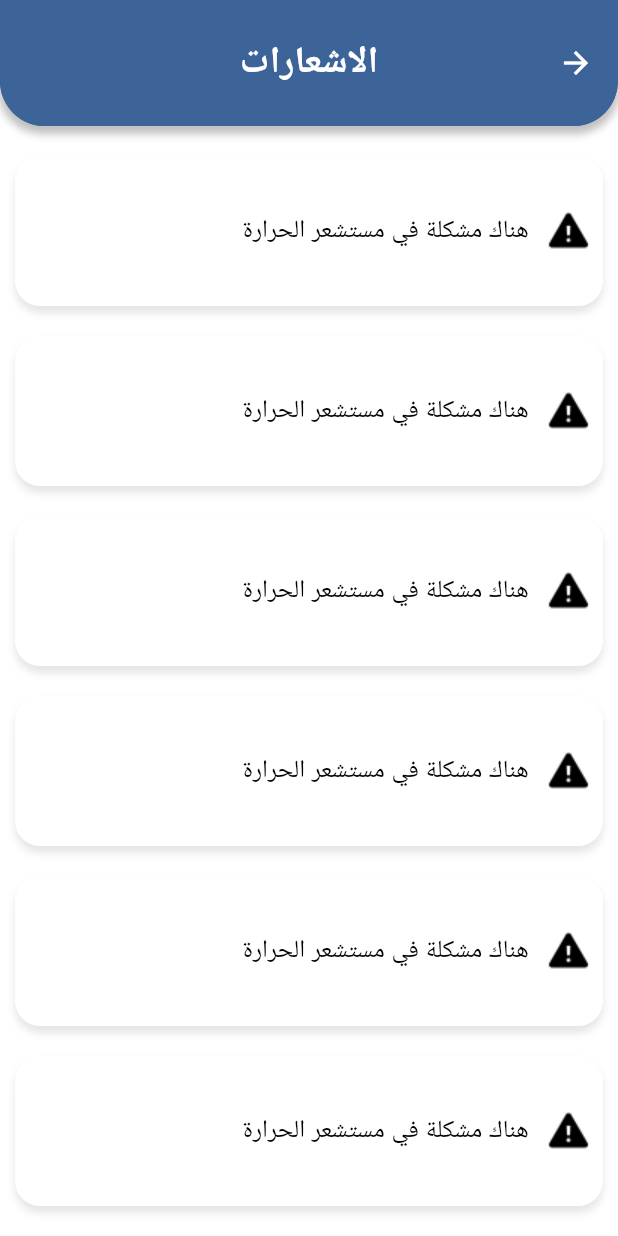
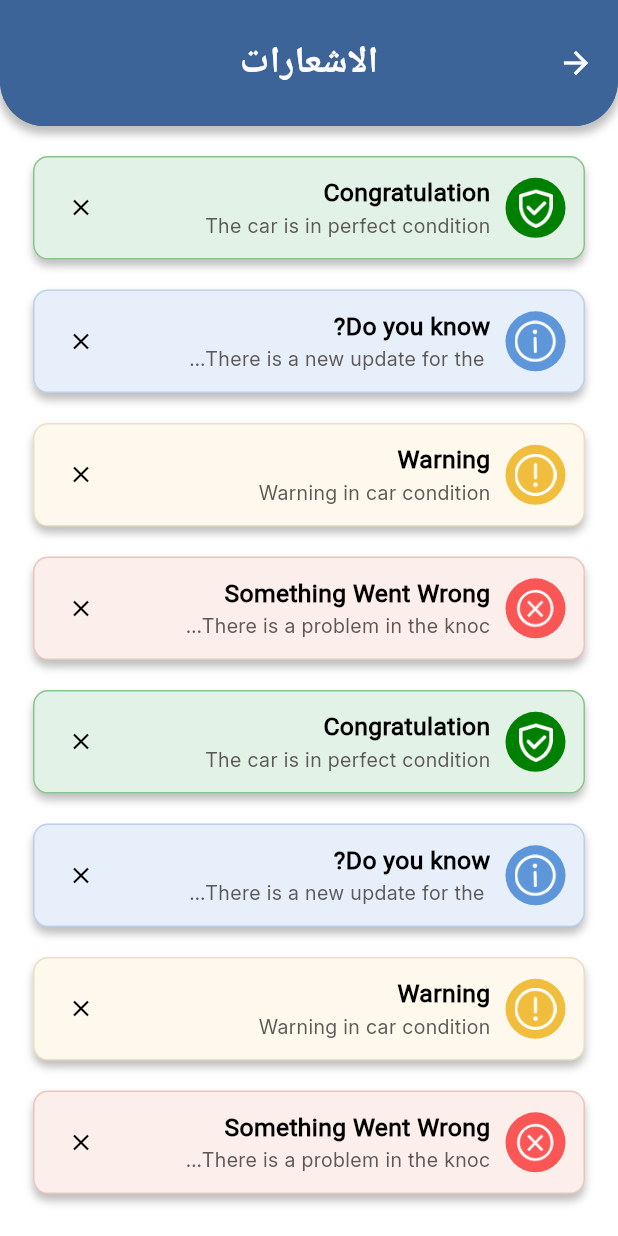
Before and after one commit to GraduationTeam12/Owner_Application, a Flutter app: the NotificationScreen screen opened directly, on a phone screen of 412 x 824 dp. Run offline on Flutter 3.47's test engine with Material 3 defaults, Android fonts, the phone set to English and light mode, and no system bars; our stand-ins replace dartz, device_preview, dio, easy_localization, expandable_page_view, firebase_core and 14 more; accounts and stored records are empty.

Commit message:
add new notification cards

```diff
--- /dev/null
+++ b/lib/core/data/model/notification_model.dart
@@ -0,0 +1,19 @@
+import 'package:flutter/material.dart';
+
+class NotificationModel {
+  final String title;
+  final String subject;
+  final String pathIconImage;
+  final Color backgroundCard;
+  final Color borderColor;
+  final Color backgroundIcon;
+
+  NotificationModel({
+    required this.title,
+    required this.subject,
+    required this.pathIconImage,
+    required this.backgroundCard,
+    required this.borderColor,
+    required this.backgroundIcon,
+  });
+}
--- /dev/null
+++ b/lib/core/data/repo/notification_repo.dart
@@ -0,0 +1,79 @@
+import 'package:flutter/material.dart';
+import '../model/notification_model.dart';
+
+class NotificationRepo {
+  static final List<NotificationModel> _notifications = [
+    NotificationModel(
+      title: 'Congratulation',
+      subject: "The car is in perfect condition",
+      pathIconImage: "assets/images/auth_images/notification_congr.png",
+      backgroundCard: Color.fromRGBO(227, 242, 231, 1),
+      borderColor: Color.fromRGBO(0, 128, 0, 0.4),
+      backgroundIcon: Color.fromRGBO(0, 128, 0, 1),
+    ),
+    NotificationModel(
+      title: 'Do you know?',
+      subject: "There is a new update for the App",
+      pathIconImage: "assets/images/auth_images/notification_know.png",
+      backgroundCard: Color.fromRGBO(231, 239, 250, 1),
+      borderColor: Color.fromRGBO(190, 208, 232, 1),
+      backgroundIcon: Color.fromRGBO(93, 150, 217, 1),
+    ),
+    NotificationModel(
+      title: 'Warning',
+      subject: "Warning in car condition",
+      pathIconImage: "assets/images/auth_images/notification_warning.png",
+      backgroundCard: Color.fromRGBO(255, 249, 237, 1),
+      borderColor: Color.fromRGBO(236, 222, 195, 1),
+      backgroundIcon: Color.fromRGBO(240, 189, 61, 1),
+    ),
+    NotificationModel(
+      title: 'Something Went Wrong',
+      subject: "There is a problem in the knock sensor",
+      pathIconImage: "assets/images/auth_images/notification_error.png",
+      backgroundCard: Color.fromRGBO(252, 238, 235, 1),
+      borderColor: Color.fromRGBO(233, 199, 190, 1),
+      backgroundIcon: Color.fromRGBO(249, 86, 85, 1),
+    ),
+    NotificationModel(
+      title: 'Congratulation',
+      subject: "The car is in perfect condition",
+      pathIconImage: "assets/images/auth_images/notification_congr.png",
+      backgroundCard: Color.fromRGBO(227, 242, 231, 1),
+      borderColor: Color.fromRGBO(0, 128, 0, 0.4),
+      backgroundIcon: Color.fromRGBO(0, 128, 0, 1),
+    ),
+    NotificationModel(
+      title: 'Do you know?',
+      subject: "There is a new update for the App",
+      pathIconImage: "assets/images/auth_images/notification_know.png",
+      backgroundCard: Color.fromRGBO(231, 239, 250, 1),
+      borderColor: Color.fromRGBO(190, 208, 232, 1),
+      backgroundIcon: Color.fromRGBO(93, 150, 217, 1),
+    ),
+    NotificationModel(
+      title: 'Warning',
+      subject: "Warning in car condition",
+      pathIconImage: "assets/images/auth_images/notification_warning.png",
+      backgroundCard: Color.fromRGBO(255, 249, 237, 1),
+      borderColor: Color.fromRGBO(236, 222, 195, 1),
+      backgroundIcon: Color.fromRGBO(240, 189, 61, 1),
+    ),
+    NotificationModel(
+      title: 'Something Went Wrong',
+      subject: "There is a problem in the knock sensor",
+      pathIconImage: "assets/images/auth_images/notification_error.png",
+      backgroundCard: Color.fromRGBO(252, 238, 235, 1),
+      borderColor: Color.fromRGBO(233, 199, 190, 1),
+      backgroundIcon: Color.fromRGBO(249, 86, 85, 1),
+    ),
+  ];
+
+  static List<NotificationModel> getNotifications() => List.from(_notifications);
+
+  static void removeNotification(int index) {
+    if (index >= 0 && index < _notifications.length) {
+      _notifications.removeAt(index);
+    }
+  }
+}
--- a/lib/presentation/screens/owner_screens/notification_screen.dart
+++ b/lib/presentation/screens/owner_screens/notification_screen.dart
@@ -5,8 +5,10 @@ import 'package:flutter/material.dart';
 import 'package:flutter_bloc/flutter_bloc.dart';
 import 'package:user_app/constants/app_style.dart';
 import 'package:user_app/constants/colors.dart';
+import 'package:user_app/core/data/repo/notification_repo.dart';
 import 'package:user_app/core/logic/theme_cubit/theme_cubit.dart';
 import 'package:user_app/generated/locale_keys.g.dart';
+import 'package:user_app/presentation/widgets/notification_card.dart';
 
 class NotificationScreen extends StatefulWidget {
   const NotificationScreen({super.key});
@@ -16,11 +18,14 @@ class NotificationScreen extends StatefulWidget {
 }
 
 class _NotificationScreenState extends State<NotificationScreen> {
+  List notifications = NotificationRepo.getNotifications();
+
   @override
   Widget build(BuildContext context) {
     return Scaffold(
       backgroundColor: BlocProvider.of<ThemeCubit>(context).isDark
-                      ? Color(0xFF1E1E1E) : Colors.white,
+          ? Color(0xFF1E1E1E)
+          : Colors.white,
       appBar: AppBar(
         shape: RoundedRectangleBorder(
           borderRadius: BorderRadius.only(
@@ -30,13 +35,14 @@ class _NotificationScreenState extends State<NotificationScreen> {
         flexibleSpace: Container(
           decoration: BoxDecoration(
             color: BlocProvider.of<ThemeCubit>(context).isDark
-                      ? Color(0xFF263238) : MyColors.premiumColor,
+                ? Color(0xFF263238)
+                : MyColors.premiumColor,
             borderRadius: BorderRadius.only(
               bottomLeft: Radius.circular(30),
               bottomRight: Radius.circular(30),
             ),
             boxShadow: [
-            BoxShadow(
+              BoxShadow(
                 color: Colors.black.withOpacity(0.25),
                 spreadRadius: 1,
                 blurRadius: 4,
@@ -48,7 +54,8 @@ class _NotificationScreenState extends State<NotificationScreen> {
         elevation: 0,
         scrolledUnderElevation: 0,
         backgroundColor: BlocProvider.of<ThemeCubit>(context).isDark
-                      ? Color(0xFF263238) : MyColors.premiumColor,
+            ? Color(0xFF263238)
+            : MyColors.premiumColor,
         toolbarHeight: MediaQuery.sizeOf(context).height / 9.8,
         leading: InkWell(
           onTap: () {
@@ -74,52 +81,69 @@ class _NotificationScreenState extends State<NotificationScreen> {
               child: ListView.builder(
                   shrinkWrap: true,
                   physics: NeverScrollableScrollPhysics(),
-                  itemCount: 10,
+                  itemCount: notifications.length,
                   itemBuilder: (context, index) {
-                    return InkWell(
-                      onTap: () {},
-                      child: Container(
-                        margin: EdgeInsets.symmetric(vertical: 10),
-                        height:
-                            MediaQuery.sizeOf(context).width > 600 ? 200 : 100,
-                        decoration: ShapeDecoration(
-                            shadows: [
-                              BoxShadow(
-                                color: Colors.black.withOpacity(0.1),
-                                spreadRadius: 0,
-                                blurRadius: 4,
-                                offset: const Offset(0, 4),
-                              )
-                            ],
-                            color: BlocProvider.of<ThemeCubit>(context).isDark
-                      ? Color(0xFF263238) : Colors.white,
-                            shape: RoundedRectangleBorder(
-                                borderRadius: BorderRadius.circular(17))),
-                        child: Padding(
-                          padding: const EdgeInsets.symmetric(horizontal: 8),
-                          child: Row(
-                            children: [
-                              Image.asset(
-                                  'assets/images/auth_images/Error.png'),
-                              SizedBox(
-                                width: 7,
-                              ),
-                              Expanded(
-                                child: Text(
-                                  LocaleKeys.NotificationsPage_title.tr(),
-                                  style:
-                                      AppStyle.styleRegular20(context).copyWith(
-                                    color: BlocProvider.of<ThemeCubit>(context).isDark
-                      ? Colors.white : Colors.black,
-                                  ),
-                                  maxLines: null,
-                                ),
-                              )
-                            ],
-                          ),
-                        ),
-                      ),
-                    );
+                    return  NotificationCard(
+                            title: notifications[index].title,
+                            subject: notifications[index].subject,
+                            pathIconImage:notifications[index].pathIconImage,
+                            backgroundCard:notifications[index].backgroundCard,
+                            borderColor: notifications[index].borderColor,
+                            backgroundIcon: notifications[index].backgroundIcon,
+                            onClose: () {
+                              setState(() {
+                                    NotificationRepo.removeNotification(index);
+                                    notifications = NotificationRepo.getNotifications();
+                                    });
+                            },
+                            onClick: () {  },
+                            );
+                    // InkWell(
+                    //     onTap: () {},
+                    //     child:
+                    //  Container(
+                    //   margin: EdgeInsets.symmetric(vertical: 10),
+                    //   height:
+                    //       MediaQuery.sizeOf(context).width > 600 ? 200 : 100,
+                    //   decoration: ShapeDecoration(
+                    //       shadows: [
+                    //         BoxShadow(
+                    //           color: Colors.black.withOpacity(0.1),
+                    //           spreadRadius: 0,
+                    //           blurRadius: 4,
+                    //           offset: const Offset(0, 4),
+                    //         )
+                    //       ],
+                    //       color: BlocProvider.of<ThemeCubit>(context).isDark
+                    // ? Color(0xFF263238) : Colors.white,
+                    //       shape: RoundedRectangleBorder(
+                    //           borderRadius: BorderRadius.circular(17))),
+                    //   child: Padding(
+                    //     padding: const EdgeInsets.symmetric(horizontal: 8),
+                    //     child: Row(
+                    //       children: [
+                    //         Image.asset(
+                    //             'assets/images/auth_images/Error.png'),
+                    //         SizedBox(
+                    //           width: 7,
+                    //         ),
+                    //         Expanded(
+                    //           child: Text(
+                    //             LocaleKeys.NotificationsPage_title.tr(),
+                    //             style:
+                    //                 AppStyle.styleRegular20(context).copyWith(
+                    //               color: BlocProvider.of<ThemeCubit>(context).isDark
+                    // ? Colors.white : Colors.black,
+                    //             ),
+                    //             maxLines: null,
+                    //           ),
+                    //         )
+                    //       ],
+                    //     ),
+                    //   ),
+                    // ),
+
+                    // );
                   }),
             )
           ],
--- /dev/null
+++ b/lib/presentation/widgets/notification_card.dart
@@ -0,0 +1,82 @@
+import 'package:flutter/material.dart';
+import 'package:user_app/constants/app_style.dart';
+
+class NotificationCard extends StatefulWidget {
+  const NotificationCard({super.key, required this.title, required this.subject, required this.pathIconImage, required this.backgroundCard, required this.backgroundIcon, required this.borderColor, required this.onClose, required this.onClick});
+  final String title;
+  final String subject;
+  final String pathIconImage;
+  final Color backgroundCard;
+  final Color backgroundIcon;
+  final Color borderColor;
+  final VoidCallback onClose;
+  final VoidCallback onClick;
+
+  @override
+  State<NotificationCard> createState() => _NotificationCardState();
+}
+
+class _NotificationCardState extends State<NotificationCard> {
+  @override
+  Widget build(BuildContext context) {
+    return GestureDetector(
+      onTap: widget. onClick,
+      child: Container(
+        margin: EdgeInsets.symmetric(vertical: 10, horizontal: 12),
+        padding: EdgeInsets.symmetric(vertical: 12, horizontal: 12),
+        width: MediaQuery.sizeOf(context).width,
+        decoration: BoxDecoration(
+            boxShadow: [
+              BoxShadow(
+                color: Color.fromRGBO(0, 0, 0, 0.25),
+                spreadRadius: 0,
+                blurRadius: 4,
+                offset: const Offset(0, 4),
+              )
+            ],
+            color: widget.backgroundCard,
+            border: Border.all(color: widget.borderColor, width: 1),
+            borderRadius: BorderRadius.circular(10)),
+        child: Row(
+          children: [
+            Container(
+              height: 40,
+              width: 40,
+              decoration: BoxDecoration(
+                  color: widget.backgroundIcon,
+                  borderRadius: BorderRadius.circular(45)),
+              child: Padding(
+                padding: const EdgeInsets.all(6.0),
+                child: Image.asset(widget.pathIconImage),
+              ),
+            ),
+            SizedBox(
+              width: 10,
+            ),
+            Column(
+              crossAxisAlignment: CrossAxisAlignment.start,
+              children: [
+                SizedBox(
+                    width: MediaQuery.sizeOf(context).width * 0.5,
+                    child: Text(
+                      widget.title,
+                      style: AppStyle.styleBold20(context).copyWith(
+                          color: Colors.black, overflow: TextOverflow.ellipsis),
+                    )),
+                SizedBox(
+                    width: MediaQuery.sizeOf(context).width * 0.5,
+                    child: Text(widget.subject,
+                        style: AppStyle.styleRegular16(context)
+                            .copyWith(overflow: TextOverflow.ellipsis)))
+              ],
+            ),
+            Spacer(),
+            Container(
+              margin: EdgeInsets.symmetric(horizontal: 10),
+              child: GestureDetector(onTap: widget. onClose, child: Icon(Icons.close,size: 18,color: Colors.black),))
+          ],
+        ),
+      ),
+    );
+  }
+}
```
Also changed, not shown: assets/images/auth_images/notification_congr.png (added), assets/images/auth_images/notification_error.png (added), assets/images/auth_images/notification_know.png (added), assets/images/auth_images/notification_warning.png (added).
